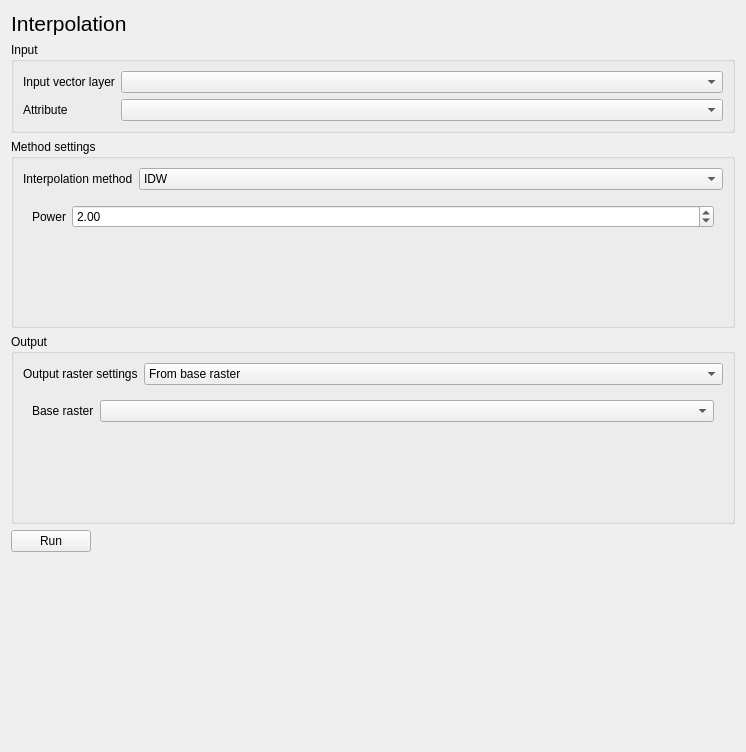
This is eis_qgis_plugin/resources/ui/mineral_proxies/proxy_workflow2_interpolation.ui in GispoCoding/eis_qgis_plugin as Qt 5 draws it before an edit. The edited form follows.
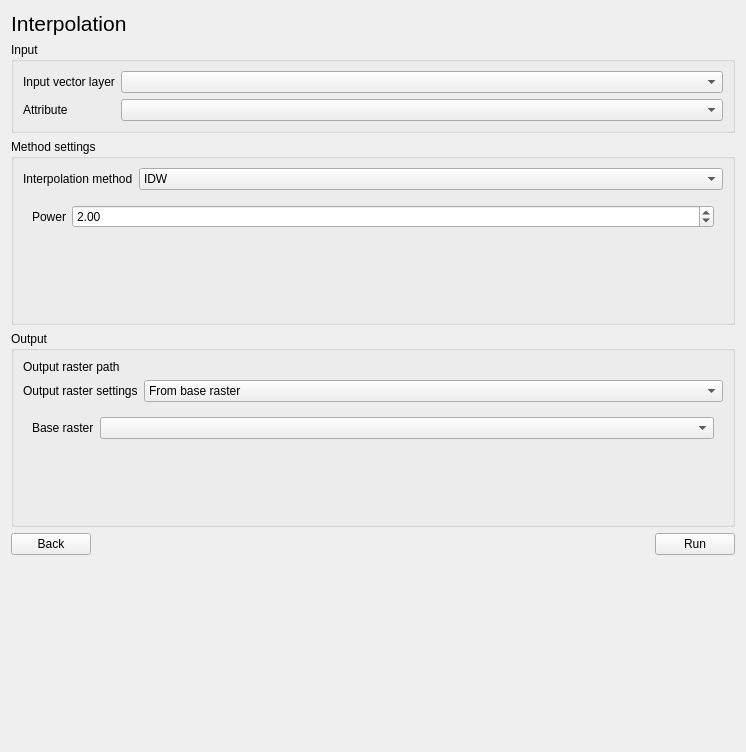
This is the edited form. Custom widgets are drawn as their Qt base class.

Commit message: Change keywords to category, change geochem color to green, add back button to proxy creation, link proxy view and preparation to the Wizard UI

The edit to the form file:
```diff
--- a/eis_qgis_plugin/resources/ui/mineral_proxies/proxy_workflow2_interpolation.ui
+++ b/eis_qgis_plugin/resources/ui/mineral_proxies/proxy_workflow2_interpolation.ui
@@ -207,14 +207,14 @@
      <layout class="QVBoxLayout" name="verticalLayout_3">
       <item>
        <layout class="QFormLayout" name="output_raster_settings_layout">
-        <item row="0" column="0">
+        <item row="1" column="0">
          <widget class="QLabel" name="output_raster_settings_label">
           <property name="text">
            <string>Output raster settings</string>
           </property>
          </widget>
         </item>
-        <item row="0" column="1">
+        <item row="1" column="1">
          <widget class="QComboBox" name="output_raster_settings">
           <item>
            <property name="text">
@@ -228,6 +228,20 @@
           </item>
          </widget>
         </item>
+        <item row="0" column="0">
+         <widget class="QLabel" name="output_raster_path_label">
+          <property name="text">
+           <string>Output raster path</string>
+          </property>
+         </widget>
+        </item>
+        <item row="0" column="1">
+         <widget class="QgsFileWidget" name="output_raster_path">
+          <property name="storageMode">
+           <enum>QgsFileWidget::SaveFile</enum>
+          </property>
+         </widget>
+        </item>
        </layout>
       </item>
       <item>
@@ -336,9 +350,9 @@
    <item>
     <layout class="QHBoxLayout" name="run_btn_layout">
      <item>
-      <widget class="QPushButton" name="run_btn">
+      <widget class="QPushButton" name="back_btn">
        <property name="text">
-        <string>Run</string>
+        <string>Back</string>
        </property>
       </widget>
      </item>
@@ -355,6 +369,13 @@
        </property>
       </spacer>
      </item>
+     <item>
+      <widget class="QPushButton" name="run_btn">
+       <property name="text">
+        <string>Run</string>
+       </property>
+      </widget>
+     </item>
     </layout>
    </item>
    <item>
@@ -395,6 +416,11 @@
    <extends>QComboBox</extends>
    <header>qgsfieldcombobox.h</header>
   </customwidget>
+  <customwidget>
+   <class>QgsFileWidget</class>
+   <extends>QWidget</extends>
+   <header>qgsfilewidget.h</header>
+  </customwidget>
   <customwidget>
    <class>QgsMapLayerComboBox</class>
    <extends>QComboBox</extends>
```
Left out of the diff: 4 changed lines with no effect on the pictures. The commit also changes 6 other files.
